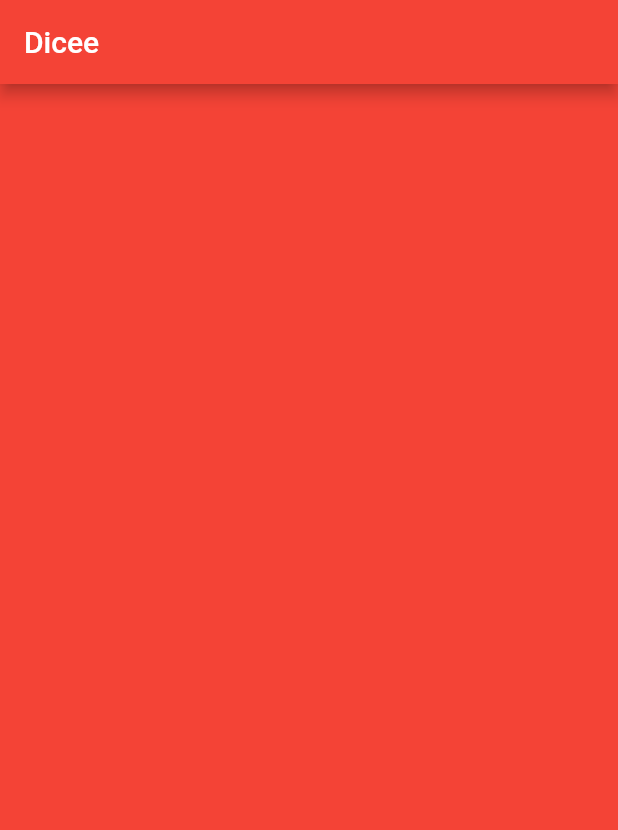
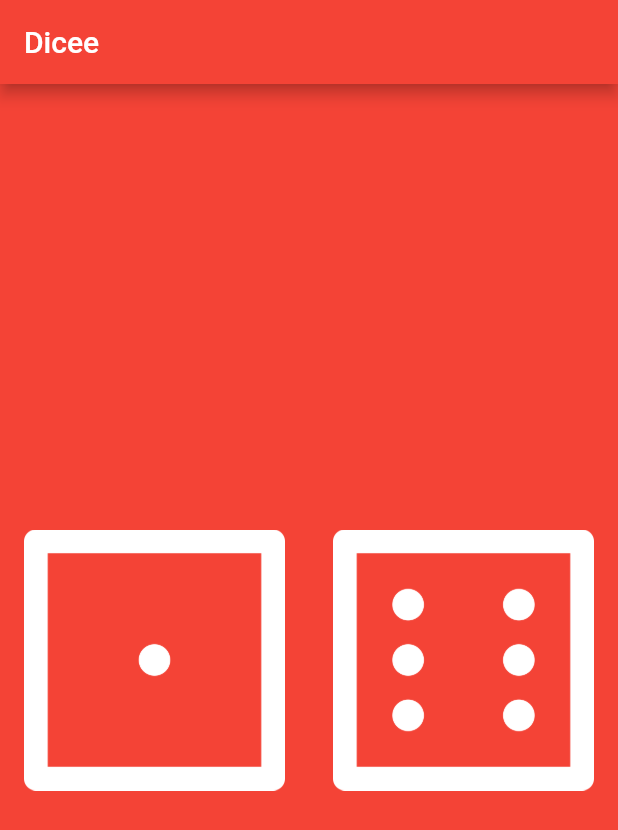
Before and after one commit to AbhijitHycinth/flutter-dicee, a Flutter app: the screen it shows after launch, on a phone screen of 412 x 824 dp. Shown: the top 830 px of the screen. Run offline on Flutter 3.47's test engine with Material 2 defaults, Android fonts, the phone set to English and light mode, and no system bars.

Commit message:
Added code render dices and change their state

```diff
--- a/lib/main.dart
+++ b/lib/main.dart
@@ -1,8 +1,10 @@
+import 'package:dicee/widgets/DicePage.dart';
 import 'package:flutter/material.dart';
 
 void main() {
   return runApp(
     MaterialApp(
+      debugShowCheckedModeBanner: false,
       home: Scaffold(
         backgroundColor: Colors.red,
         appBar: AppBar(
@@ -14,10 +16,3 @@ void main() {
     ),
   );
 }
-
-class DicePage extends StatelessWidget {
-  @override
-  Widget build(BuildContext context) {
-    return Container();
-  }
-}
--- /dev/null
+++ b/lib/widgets/Dice.dart
@@ -0,0 +1,34 @@
+import 'dart:math';
+
+import 'package:flutter/material.dart';
+
+class Dice extends StatefulWidget {
+  int diceNumber;
+
+  Dice(this.diceNumber);
+
+  @override
+  DiceState createState() => DiceState(diceNumber: this.diceNumber);
+}
+
+class DiceState extends State<Dice> {
+  int diceNumber;
+
+  DiceState({this.diceNumber});
+
+  void onPressed() {
+    setState(() {
+      diceNumber = Random().nextInt(6) + 1;
+    });
+  }
+
+  @override
+  Widget build(BuildContext context) {
+    return FlatButton(
+      onPressed: this.onPressed,
+      child: Image.asset(
+        'images/dice$diceNumber.png',
+      ),
+    );
+  }
+}
--- /dev/null
+++ b/lib/widgets/DicePage.dart
@@ -0,0 +1,20 @@
+import 'package:dicee/widgets/Dice.dart';
+import 'package:flutter/material.dart';
+
+class DicePage extends StatelessWidget {
+  @override
+  Widget build(BuildContext context) {
+    return Center(
+      child: Row(
+        children: <Widget>[
+          Expanded(
+            child: Dice(1),
+          ),
+          Expanded(
+            child: Dice(6),
+          )
+        ],
+      ),
+    );
+  }
+}
```
Also changed, not shown: 3 other files.
